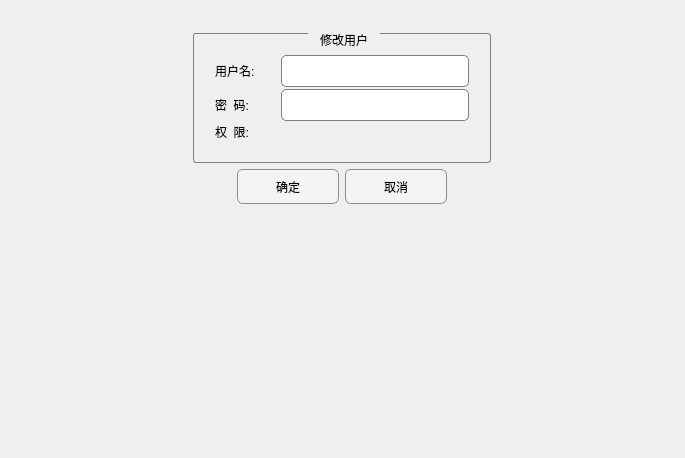
Old version of the form Demo/demodifyuserdlg.ui in the repository 13438120136/XDemo.
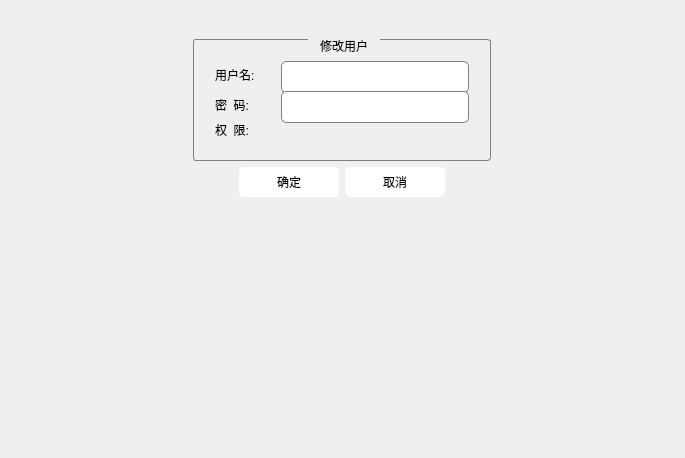
New version of the form. Custom widgets are drawn as their Qt base class.

```diff
--- a/Demo/demodifyuserdlg.ui
+++ b/Demo/demodifyuserdlg.ui
@@ -50,10 +50,10 @@
 
 QPushButton {
     
-	font: 16pt &quot;新宋体&quot;;
+	font: bold 16pt &quot;新宋体&quot;;
 	background-color: rgb(244, 244, 244);
-     border: 1px solid #8f8f91;
-     border-radius: 6px;
+     border: 0px solid #8f8f91;
+     border-radius: 5px;
      min-width: 100px;
      min-height: 30px;
  }
@@ -66,12 +66,27 @@
   <layout class="QGridLayout" name="gridLayout_4">
    <item row="0" column="0">
     <widget class="QWidget" name="widget_3" native="true">
+     <property name="styleSheet">
+      <string notr="true">
+QPushButton::focus
+{
+    color: rgb(254, 255, 253);
+    background-color: rgb(66, 189, 170);
+}
+
+QPushButton::!focus
+{    
+	color: rgb(0, 0, 0);
+    background-color: rgb(255, 255, 255);
+}
+</string>
+     </property>
      <layout class="QGridLayout" name="gridLayout_3">
       <item row="0" column="0">
        <widget class="QWidget" name="widget" native="true">
         <property name="styleSheet">
          <string notr="true">max-width: 320px;
-max-height:220px;</string>
+max-height:180px;</string>
         </property>
         <layout class="QGridLayout" name="gridLayout_2">
          <item row="0" column="0" colspan="4">
```
